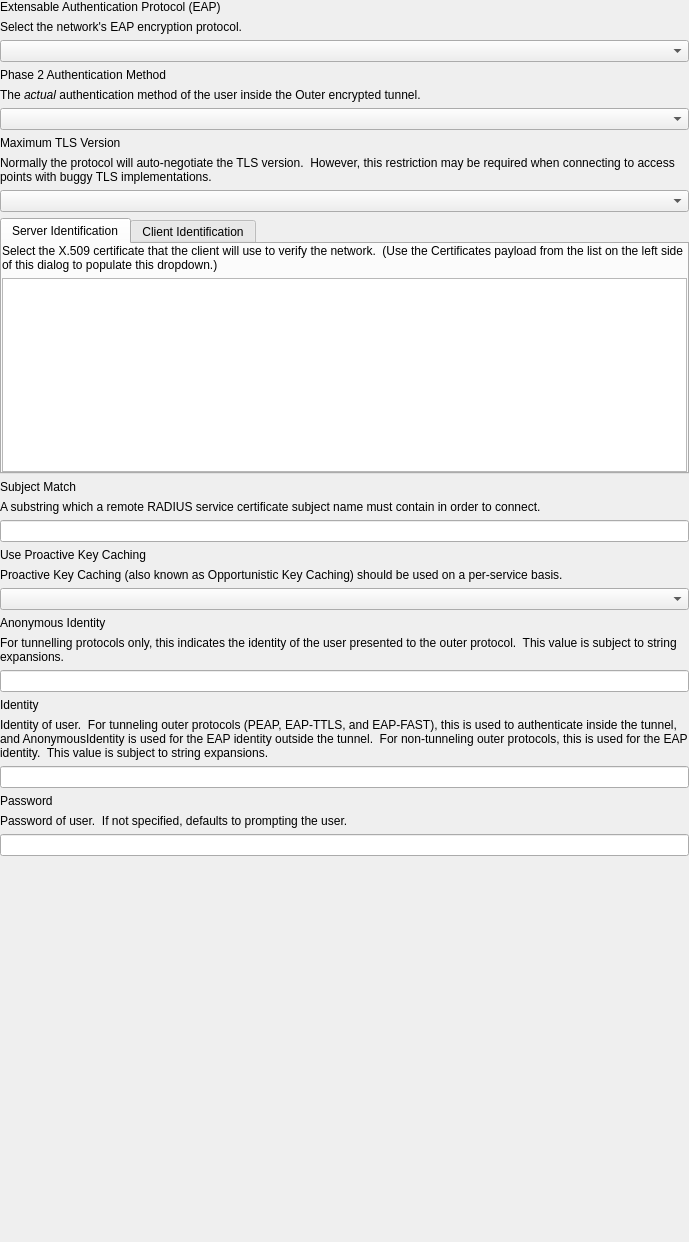
Qt form FWAdminLib/PolicyEditor/GooglePolicyEditor/GoogleNetworkConfigurationEAPWidget.ui (fw-dev/translations) before a commit.
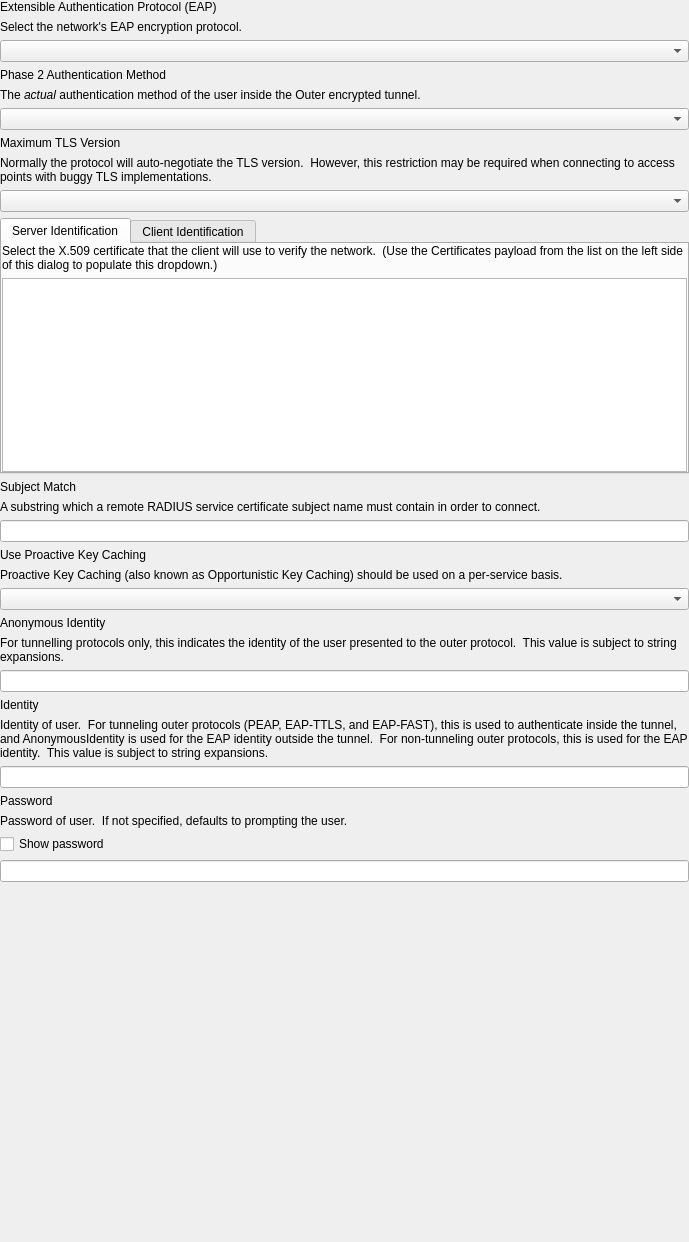
The same form after that commit.

Diff of the .ui file:
```diff
--- a/FWAdminLib/PolicyEditor/GooglePolicyEditor/GoogleNetworkConfigurationEAPWidget.ui
+++ b/FWAdminLib/PolicyEditor/GooglePolicyEditor/GoogleNetworkConfigurationEAPWidget.ui
@@ -38,7 +38,7 @@
    <item>
     <widget class="QLabel" name="lbl_title_Outer">
      <property name="text">
-      <string>Extensable Authentication Protocol (EAP)</string>
+      <string>Extensible Authentication Protocol (EAP)</string>
      </property>
      <property name="alignment">
       <set>Qt::AlignLeading|Qt::AlignLeft|Qt::AlignTop</set>
@@ -507,11 +507,28 @@
      </property>
     </widget>
    </item>
+   <item>
+    <layout class="QHBoxLayout" name="hl_showPassword">
+     <item>
+      <widget class="QCheckBox" name="frm_showPassword">
+       <property name="toolTip">
+        <string>Reveal or obfuscate the passcode characters.</string>
+       </property>
+       <property name="text">
+        <string>Show password</string>
+       </property>
+      </widget>
+     </item>
+    </layout>
+   </item>
    <item>
     <widget class="QLineEdit" name="frm_Password">
      <property name="inputMask">
       <string notr="true"/>
      </property>
+     <property name="echoMode">
+      <enum>QLineEdit::Password</enum>
+     </property>
     </widget>
    </item>
    <item>
```
